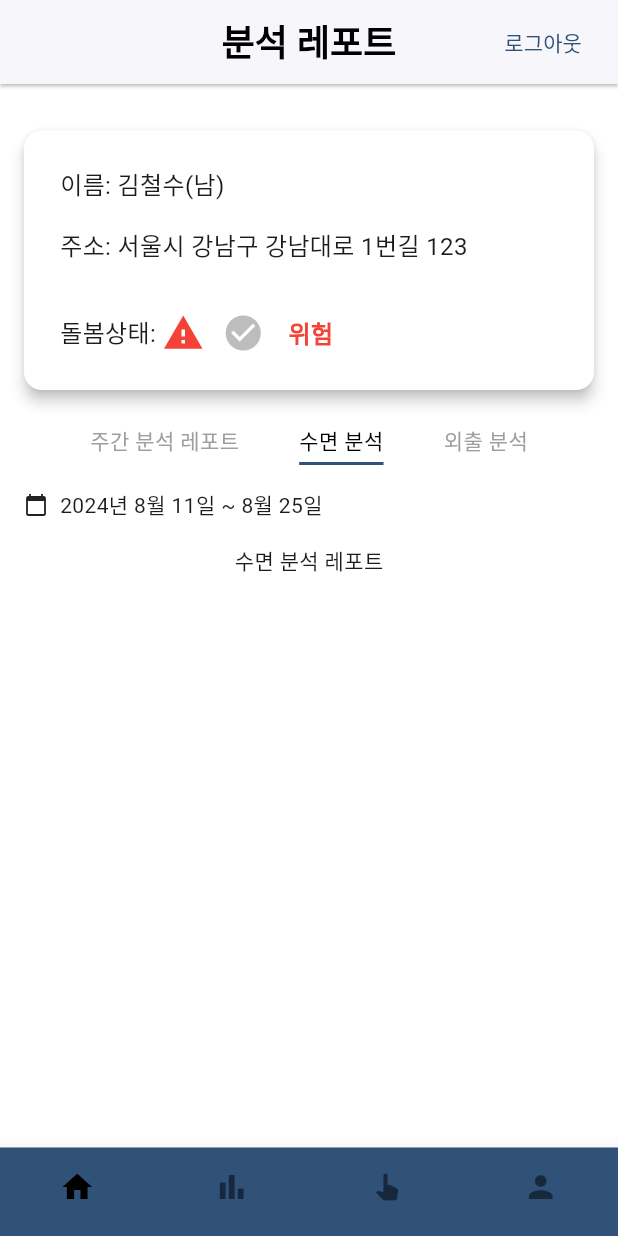
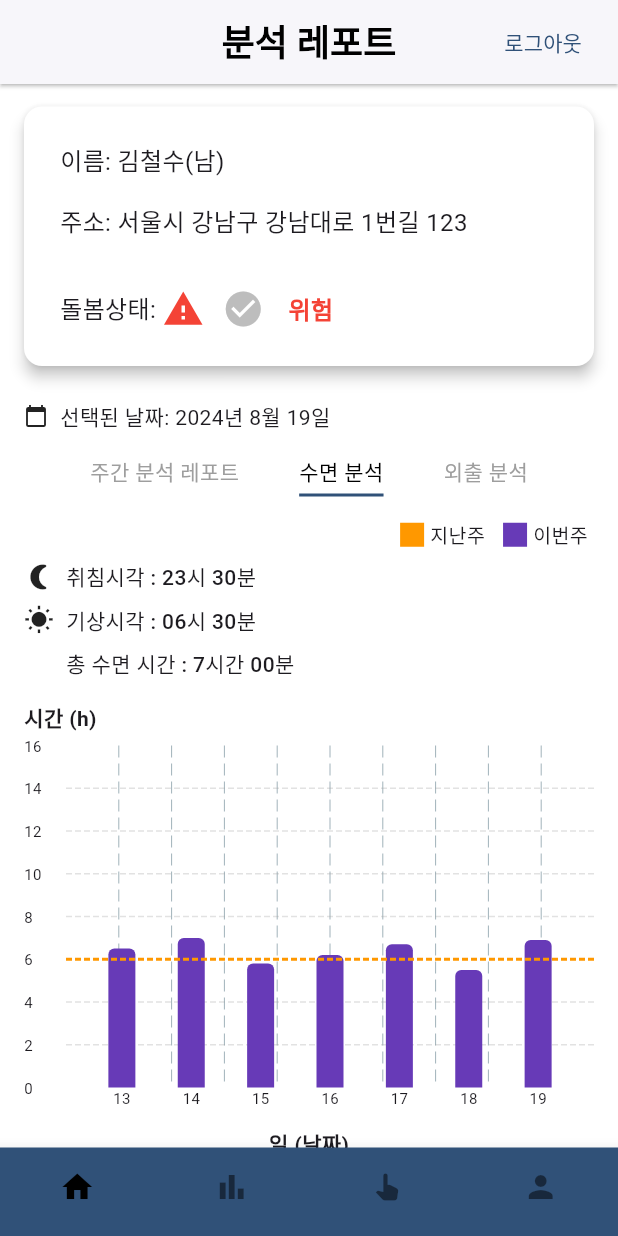
Before and after one commit to 2024-2-CECD2-Hyeyoom/smart-elderly-care-frontend, a Flutter app: the screen it shows after launch, after a tap on "수면 분석", on a phone screen of 412 x 824 dp. Run offline on Flutter 3.47's test engine with Material 3 defaults, Android fonts, the phone set to English and light mode, and no system bars; drawn by our look-alikes of fl_chart.

Commit message:
feat: 내 분석 서비스의 수면 분석 레포트 구현

```diff
--- a/lib/screens/service_for_me/analysis_screen.dart
+++ b/lib/screens/service_for_me/analysis_screen.dart
@@ -1,4 +1,5 @@
 import 'package:flutter/material.dart';
+import 'package:frontend/widgets/sleep_analysis_graph.dart';
 import 'package:frontend/widgets/weekly_analysis_graph.dart';
 import 'package:frontend/widgets/custom_layout.dart';
 import 'package:frontend/widgets/user_summary_card.dart';
@@ -12,12 +13,39 @@ class WeeklyReportScreen extends StatefulWidget {
 
 class _WeeklyReportScreenState extends State<WeeklyReportScreen> {
   int _selectedIndex = 1;
-  int _selectedTabIndex = 0; // 주간/수면/외출 탭 인덱스
+  int _selectedTabIndex = 0;
+  DateTime _selectedDate = DateTime(2024, 8, 19); // 초기 선택값
 
   void _onNavTapped(int index) {
     setState(() {
       _selectedIndex = index;
     });
+  }
+
+  Future<void> _pickDate() async {
+    final DateTime? picked = await showDatePicker(
+      context: context,
+      initialDate: _selectedDate,
+      firstDate: DateTime(2024, 8, 11),
+      lastDate: DateTime(2024, 8, 24),
+      locale: const Locale('ko'),
+      builder: (context, child) {
+        return Theme(
+          data: Theme.of(context).copyWith(
+            colorScheme: const ColorScheme.light(
+              primary: Color.fromARGB(255, 48, 81, 120), // 상단 색
+            ),
+          ),
+          child: child!,
+        );
+      },
+    );
+
+    if (picked != null && picked != _selectedDate) {
+      setState(() {
+        _selectedDate = picked;
+      });
+    }
   }
 
   final List<String> _tabs = ['주간 분석 레포트', '수면 분석', '외출 분석'];
@@ -32,13 +60,14 @@ class _WeeklyReportScreenState extends State<WeeklyReportScreen> {
       body: SingleChildScrollView(
         child: Column(
           children: [
-            const SizedBox(height: 16),
             _buildUserInfoBox(),
             const SizedBox(height: 8),
+            _buildDateRange(),
+            const SizedBox(height: 16),
             _buildTabSelector(),
             const SizedBox(height: 16),
-            _buildDateRange(),
-            const SizedBox(height: 16),
+            _buildLegend(),
+            const SizedBox(height: 8),
             _buildSelectedContent(),
           ],
         ),
@@ -57,14 +86,20 @@ class _WeeklyReportScreenState extends State<WeeklyReportScreen> {
   }
 
   Widget _buildDateRange() {
-    return const Padding(
-      padding: EdgeInsets.symmetric(horizontal: 16),
-      child: Row(
-        children: [
-          Icon(Icons.calendar_today, size: 16),
-          SizedBox(width: 8),
-          Text('2024년 8월 11일 ~ 8월 25일'),
-        ],
+    return Padding(
+      padding: const EdgeInsets.symmetric(horizontal: 16),
+      child: InkWell(
+        onTap: _pickDate,
+        child: Row(
+          children: [
+            const Icon(Icons.calendar_today, size: 16),
+            const SizedBox(width: 8),
+            Text(
+              '선택된 날짜: ${_selectedDate.year}년 ${_selectedDate.month}월 ${_selectedDate.day}일',
+              style: const TextStyle(fontSize: 14),
+            ),
+          ],
+        ),
       ),
     );
   }
@@ -83,7 +118,7 @@ class _WeeklyReportScreenState extends State<WeeklyReportScreen> {
           },
           child: Container(
             margin: const EdgeInsets.only(right: 20, left: 20),
-            padding: const EdgeInsets.only(bottom: 4), // 밑줄 아래 여백
+            padding: const EdgeInsets.only(bottom: 4),
             decoration: BoxDecoration(
               border: Border(
                 bottom: BorderSide(
@@ -112,13 +147,46 @@ class _WeeklyReportScreenState extends State<WeeklyReportScreen> {
   Widget _buildSelectedContent() {
     switch (_selectedTabIndex) {
       case 0:
-        return WeeklyAnalysisChart(); // 주간 분석 그래프
+        return WeeklyAnalysisChart();
       case 1:
-        return const Text("수면 분석 레포트");
+        return SleepAnalysisGraph(selectedDate: _selectedDate);
       case 2:
         return const Text("외출 분석 레포트");
       default:
         return const SizedBox.shrink();
     }
   }
+
+  /// 범례 위젯
+  Widget _buildLegend() {
+    return const Padding(
+      padding: EdgeInsets.symmetric(horizontal: 20),
+      child: Row(
+        mainAxisAlignment: MainAxisAlignment.end,
+        children: [
+          _LegendItem(color: Colors.orange, label: '지난주'),
+          SizedBox(width: 12),
+          _LegendItem(color: Colors.deepPurple, label: '이번주'),
+        ],
+      ),
+    );
+  }
 }
+
+class _LegendItem extends StatelessWidget {
+  final Color color;
+  final String label;
+
+  const _LegendItem({required this.color, required this.label});
+
+  @override
+  Widget build(BuildContext context) {
+    return Row(
+      children: [
+        Container(width: 16, height: 16, color: color),
+        const SizedBox(width: 4),
+        Text(label, style: const TextStyle(fontSize: 13)),
+      ],
+    );
+  }
+}
--- /dev/null
+++ b/lib/widgets/sleep_analysis_graph.dart
@@ -0,0 +1,169 @@
+import 'package:flutter/material.dart';
+import 'package:fl_chart/fl_chart.dart';
+import 'package:intl/intl.dart';
+
+class SleepAnalysisGraph extends StatelessWidget {
+  final List<double> thisWeekSleep = [6.5, 7.0, 5.8, 6.2, 6.7, 5.5, 6.9];
+  final double lastWeekAverage = 6.0;
+
+  final DateTime selectedDate;
+
+  SleepAnalysisGraph({super.key, required this.selectedDate});
+
+  List<String> get days {
+    // 선택한 날짜 기준으로 7일 전부터 오늘까지 날짜 문자열 리스트 생성
+    return List.generate(7, (i) {
+      final date = selectedDate.subtract(Duration(days: 6 - i));
+      return DateFormat('d').format(date); // '19', '20'처럼 일만 표시
+    });
+  }
+
+/*
+나중에 데이터 받아올때 수정
+Text('취침시각 : ${sleepTimeFormatted}')
+Text('기상시각 : ${wakeTimeFormatted}')
+Text('총 수면 시간 : ${totalSleepDurationFormatted}')
+*/
+  @override
+  Widget build(BuildContext context) {
+    return Padding(
+      padding: const EdgeInsets.only(right: 16, left: 16, bottom: 25),
+      child: Column(
+        crossAxisAlignment: CrossAxisAlignment.start,
+        children: [
+          const Row(
+            children: [
+              Icon(Icons.nightlight_round, size: 20),
+              SizedBox(width: 8),
+              Text('취침시각 : 23시 30분',
+                  style: TextStyle(fontSize: 14, fontWeight: FontWeight.w500)),
+            ],
+          ),
+          const SizedBox(height: 8),
+          const Row(
+            children: [
+              Icon(Icons.wb_sunny, size: 20),
+              SizedBox(width: 8),
+              Text('기상시각 : 06시 30분',
+                  style: TextStyle(fontSize: 14, fontWeight: FontWeight.w500)),
+            ],
+          ),
+          const SizedBox(height: 8),
+          const Padding(
+            padding: EdgeInsets.only(left: 28, bottom: 15),
+            child: Text('총 수면 시간 : 7시간 00분',
+                style: TextStyle(fontSize: 14, fontWeight: FontWeight.w500)),
+          ),
+          const Padding(
+            padding: EdgeInsets.only(bottom: 8),
+            child:
+                Text('시간 (h)', style: TextStyle(fontWeight: FontWeight.bold)),
+          ),
+          SizedBox(
+            height: 250,
+            child: BarChart(
+              BarChartData(
+                barTouchData: BarTouchData(
+                  enabled: true,
+                  touchTooltipData: BarTouchTooltipData(
+                    tooltipBgColor: Colors.black.withValues(alpha: 0.75),
+                    getTooltipItem: (group, groupIndex, rod, rodIndex) {
+                      return BarTooltipItem(
+                        '${rod.toY.toStringAsFixed(1)} 시간',
+                        const TextStyle(
+                          color: Colors.white,
+                          fontWeight: FontWeight.bold,
+                          fontSize: 13,
+                        ),
+                      );
+                    },
+                  ),
+                ),
+                barGroups: _buildBarGroups(),
+                maxY: 16,
+                gridData: FlGridData(
+                  show: true,
+                  horizontalInterval: 2,
+                  getDrawingHorizontalLine: (value) => FlLine(
+                    color: Colors.grey.withValues(alpha: 0.3),
+                    strokeWidth: 1,
+                    dashArray: [4, 2],
+                  ),
+                ),
+                titlesData: FlTitlesData(
+                  leftTitles: AxisTitles(
+                    sideTitles: SideTitles(
+                      showTitles: true,
+                      reservedSize: 28,
+                      interval: 2,
+                      getTitlesWidget: (value, _) {
+                        if (value % 2 == 0) {
+                          return Text('${value.toInt()}',
+                              style: const TextStyle(fontSize: 10));
+                        }
+                        return const SizedBox.shrink();
+                      },
+                    ),
+                  ),
+                  bottomTitles: AxisTitles(
+                    sideTitles: SideTitles(
+                      showTitles: true,
+                      getTitlesWidget: (value, _) {
+                        if (value.toInt() >= 0 && value.toInt() < days.length) {
+                          return Text(days[value.toInt()],
+                              style: const TextStyle(fontSize: 10));
+                        }
+                        return const Text('');
+                      },
+                    ),
+                  ),
+                  topTitles: const AxisTitles(
+                      sideTitles: SideTitles(showTitles: false)),
+                  rightTitles: const AxisTitles(
+                      sideTitles: SideTitles(showTitles: false)),
+                ),
+                borderData: FlBorderData(show: false),
+                extraLinesData: ExtraLinesData(
+                  horizontalLines: [
+                    HorizontalLine(
+                      y: lastWeekAverage,
+                      color: Colors.orange,
+                      strokeWidth: 2,
+                      dashArray: [4, 2],
+                    ),
+                  ],
+                ),
+              ),
+            ),
+          ),
+          const SizedBox(height: 5),
+          const Center(
+            child: Text(
+              '일 (날짜)',
+              style: TextStyle(fontWeight: FontWeight.bold),
+            ),
+          ),
+        ],
+      ),
+    );
+  }
+
+  List<BarChartGroupData> _buildBarGroups() {
+    return List.generate(thisWeekSleep.length, (i) {
+      return BarChartGroupData(
+        x: i,
+        barRods: [
+          BarChartRodData(
+            toY: thisWeekSleep[i],
+            color: Colors.deepPurple,
+            width: 18,
+            borderRadius: const BorderRadius.only(
+              topLeft: Radius.circular(4),
+              topRight: Radius.circular(4),
+            ),
+          ),
+        ],
+      );
+    });
+  }
+}
--- a/lib/widgets/weekly_analysis_graph.dart
+++ b/lib/widgets/weekly_analysis_graph.dart
@@ -7,22 +7,22 @@ class WeeklyAnalysisChart extends StatelessWidget {
     {
       'label': '하루 평균 수면 시간',
       'unit': '시간',
-      'thisWeek': 6.5,
-      'lastWeek': 5.8,
-      'max': 24.0,
+      'lastWeek': 6.5,
+      'thisWeek': 5.8,
+      'max': 16.0,
     },
     {
       'label': '하루 평균 외출 횟수',
-      'unit': '번',
-      'thisWeek': 1.2,
-      'lastWeek': 2.0,
+      'unit': '회',
+      'lastWeek': 1.2,
+      'thisWeek': 2.0,
       'max': 15.0,
     },
     {
       'label': '하루 평균 실내 활동량',
       'unit': '',
-      'thisWeek': 2500.0,
-      'lastWeek': 2000.0,
+      'lastWeek': 2500.0,
+      'thisWeek': 2000.0,
       'max': 4000.0,
     },
   ];
@@ -34,15 +34,6 @@ class WeeklyAnalysisChart extends StatelessWidget {
     return Column(
       children: [
         const SizedBox(height: 5),
-        const Row(
-          mainAxisAlignment: MainAxisAlignment.end,
-          children: [
-            _Legend(color: Colors.orange, label: '이번주'),
-            SizedBox(width: 10),
-            _Legend(color: Colors.deepPurple, label: '저번주'),
-            SizedBox(width: 10),
-          ],
-        ),
         ...data.map((entry) => _buildBarGroup(entry)),
       ],
     );
@@ -51,8 +42,8 @@ class WeeklyAnalysisChart extends StatelessWidget {
   Widget _buildBarGroup(Map<String, dynamic> entry) {
     final label = entry['label'];
     final unit = entry['unit'];
+    final lastWeek = entry['lastWeek'] as double;
     final thisWeek = entry['thisWeek'] as double;
-    final lastWeek = entry['lastWeek'] as double;
     final max = entry['max'] as double;
 
     return Padding(
@@ -65,17 +56,17 @@ class WeeklyAnalysisChart extends StatelessWidget {
           Column(
             crossAxisAlignment: CrossAxisAlignment.start,
             children: [
-              _buildBar(thisWeek, max, Colors.orange),
+              _buildBar(lastWeek, max, Colors.orange),
               const SizedBox(height: 3),
-              _buildBar(lastWeek, max, Colors.deepPurple),
+              _buildBar(thisWeek, max, Colors.deepPurple),
             ],
           ),
           const SizedBox(height: 6),
           Row(
             children: [
+              Text('지난주: ${lastWeek.toStringAsFixed(1)} $unit'),
+              const SizedBox(width: 16),
               Text('이번주: ${thisWeek.toStringAsFixed(1)} $unit'),
-              const SizedBox(width: 16),
-              Text('저번주: ${lastWeek.toStringAsFixed(1)} $unit'),
             ],
           ),
         ],
@@ -99,21 +90,3 @@ class WeeklyAnalysisChart extends StatelessWidget {
     );
   }
 }
-
-class _Legend extends StatelessWidget {
-  final Color color;
-  final String label;
-
-  const _Legend({required this.color, required this.label});
-
-  @override
-  Widget build(BuildContext context) {
-    return Row(
-      children: [
-        Container(width: 16, height: 16, color: color),
-        const SizedBox(width: 4),
-        Text(label),
-      ],
-    );
-  }
-}
```
Also changed, not shown: 4 other files.
